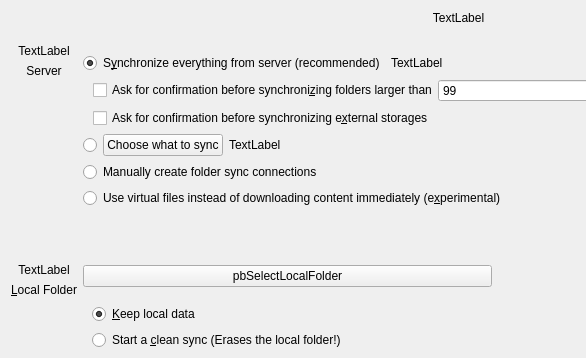
Old version of the form src/gui/wizard/owncloudadvancedsetuppage.ui in the repository nextcloud/desktop; both pictures show x 0 to 586 and y 0 to 358 of the 917 by 604 pixel window.
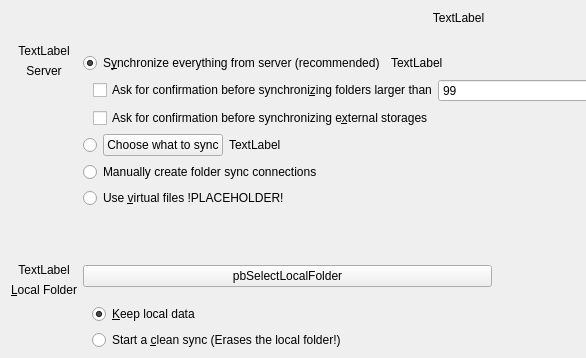
New version of the form.

Commit message: Change Windows virtual files description to tech preview

Diff of the .ui file:
```diff
--- a/src/gui/wizard/owncloudadvancedsetuppage.ui
+++ b/src/gui/wizard/owncloudadvancedsetuppage.ui
@@ -427,7 +427,7 @@
              </sizepolicy>
             </property>
             <property name="text">
-             <string>Use virtual files instead of downloading content immediately (e&amp;xperimental)</string>
+             <string notr="true">Use &amp;virtual files !PLACEHOLDER!</string>
             </property>
             <property name="checkable">
              <bool>false</bool>
```
Left out of the diff: 2 changed lines with no effect on the pictures. The commit also changes 2 other files.
